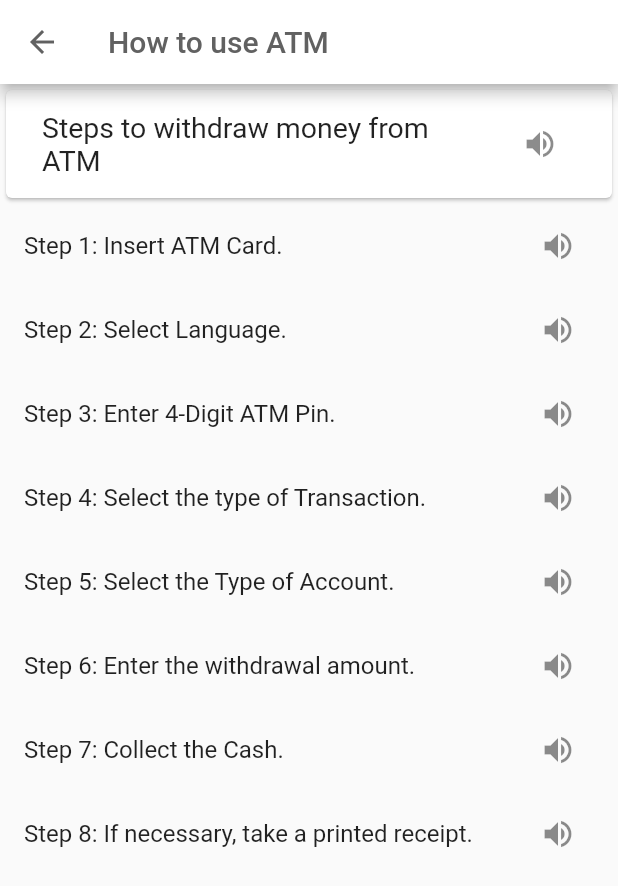
After one commit to pramodkolte/Jan_Dhan_Darshak_App, a Flutter app: the AtmHelp screen opened directly, after a tap on the "volume up" icon, on a phone screen of 412 x 824 dp. The commit adds this screen. Shown: the top 886 px of the screen. Run offline on Flutter 3.47's test engine with Material 2 defaults, Android fonts, the phone set to English and light mode, and no system bars; our stand-ins replace bottom_navy_bar, cloud_firestore, easy_localization, flutter_tts, geolocator, google_maps_flutter and 3 more; accounts and stored records are empty.

Commit message:
day 3 update 2

```diff
--- a/lib/Pages/Help.dart
+++ b/lib/Pages/Help.dart
@@ -1,5 +1,6 @@
 import 'package:easy_localization/easy_localization.dart';
 import 'package:flutter/material.dart';
+import 'package:jan_dhan_darshak/Pages/userguides.dart';
 
 class Help extends StatelessWidget {
   @override
@@ -21,6 +22,16 @@ class Help extends StatelessWidget {
         padding: const EdgeInsets.symmetric(horizontal: 8),
         child: ListView(
           children: <Widget>[
+            SizedBox(height: 8),
+            ListTile(
+              title: Text('How to use ATM'),
+              leading: Icon(Icons.card_membership),
+              onTap: () {
+                Navigator.of(context).push(
+                  MaterialPageRoute(builder: (context) => AtmHelp()),
+                );
+              },
+            ),
             //Divider(),
             ExpansionTile(
               initiallyExpanded: true,
@@ -51,7 +62,6 @@ class Help extends StatelessWidget {
                     .delegate
                     .translations
                     .get('prerequisites_d')),
-
             _buildTile(
                 EasyLocalization.of(context)
                     .delegate
--- /dev/null
+++ b/lib/Pages/userguides.dart
@@ -0,0 +1,89 @@
+import 'package:flutter/material.dart';
+import 'package:flutter_tts/flutter_tts.dart';
+
+class AtmHelp extends StatefulWidget {
+  @override
+  _AtmHelpState createState() => _AtmHelpState();
+}
+
+class _AtmHelpState extends State<AtmHelp> {
+  FlutterTts flutterTts;
+
+  List<String> steps = [
+    'Step 1: Insert ATM Card.',
+    'Step 2: Select Language.',
+    'Step 3: Enter 4-Digit ATM Pin.',
+    'Step 4: Select the type of Transaction.',
+    'Step 5: Select the Type of Account.',
+    'Step 6: Enter the withdrawal amount.',
+    'Step 7: Collect the Cash.',
+    'Step 8: If necessary, take a printed receipt.',
+  ];
+
+  Future _speak(String text) async {
+    if (text.isNotEmpty && text != null) {
+      var result = await flutterTts.speak(text);
+      print(result);
+    }
+  }
+
+  @override
+  void initState() {
+    super.initState();
+    flutterTts = FlutterTts();
+    flutterTts.setVolume(1.0);
+  }
+
+  @override
+  Widget build(BuildContext context) {
+    return Scaffold(
+      appBar: AppBar(
+        title: Text(
+          'How to use ATM',
+          style: TextStyle(
+            color: Colors.grey[700],
+          ),
+        ),
+        backgroundColor: Colors.white,
+        iconTheme: IconThemeData(
+          color: Colors.grey[700],
+        ),
+      ),
+      body: Column(
+        children: <Widget>[
+          Card(
+            child: Padding(
+              padding: EdgeInsets.all(8),
+              child: ListTile(
+                title: Text(
+                  'Steps to withdraw money from ATM',
+                  style: TextStyle(fontSize: 19),
+                ),
+                trailing: IconButton(
+                    icon: Icon(Icons.volume_up),
+                    onPressed: () {
+                      _speak('Steps to withdraw money from ATM');
+                    }),
+              ),
+            ),
+          ),
+          Expanded(
+            child: ListView.builder(
+              itemCount: steps.length,
+              itemBuilder: (context, index) {
+                return ListTile(
+                  title: Text(steps[index]),
+                  trailing: IconButton(
+                      icon: Icon(Icons.volume_up),
+                      onPressed: () {
+                        _speak(steps[index]);
+                      }),
+                );
+              },
+            ),
+          ),
+        ],
+      ),
+    );
+  }
+}
--- a/pubspec.yaml
+++ b/pubspec.yaml
@@ -34,6 +34,7 @@ dependencies:
   flutter_polyline_points: ^0.2.2
   introduction_screen: ^1.0.9
   shared_preferences: ^0.5.8
+  flutter_tts: ^1.2.6
 
 flutter_icons:
   image_path: "assets/icon.png"
```
Also changed, not shown: lib/Pages/search.dart (+29 -3 lines), pubspec.lock.
